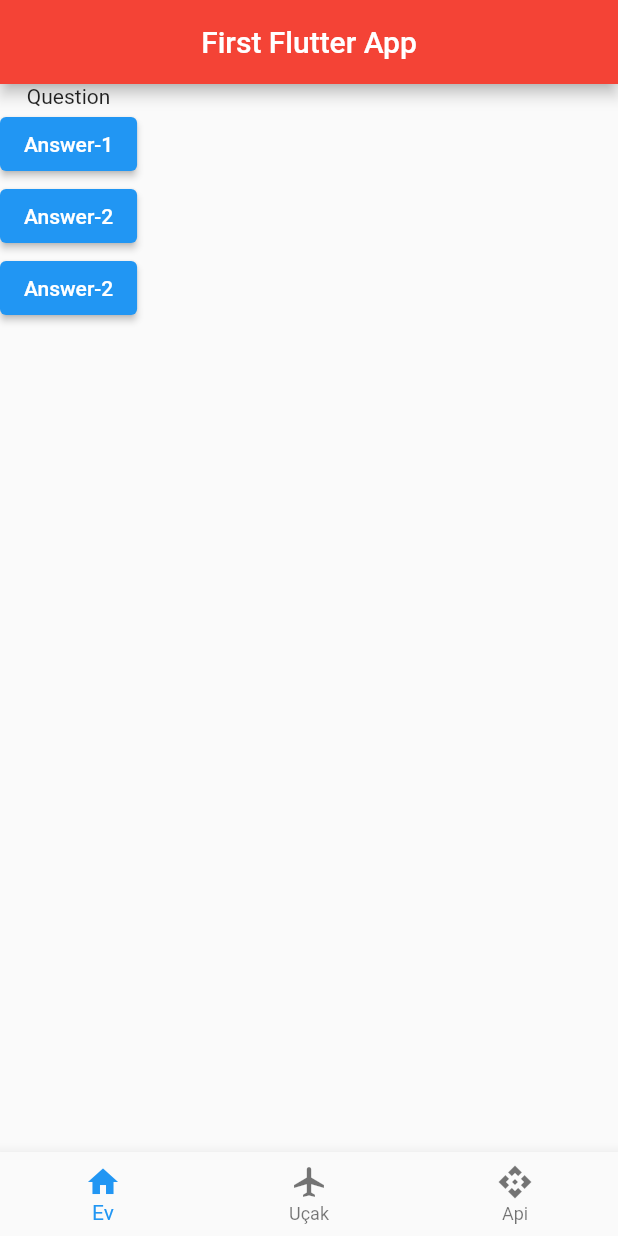
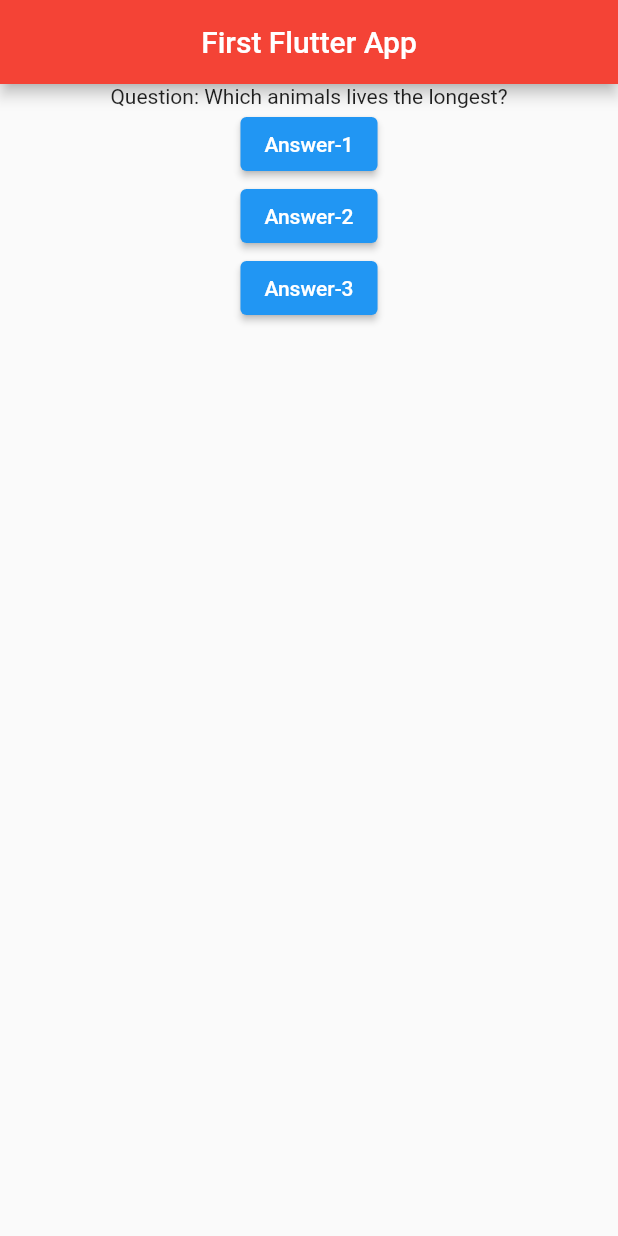
Before and after one commit to ysumut/flutter_quiz_app, a Flutter app: the screen it shows after launch, after a tap on "Answer-1", on a phone screen of 412 x 824 dp. Run offline on Flutter 3.47's test engine with Material 2 defaults, Android fonts, the phone set to English and light mode, and no system bars.

```diff
--- a/lib/main.dart
+++ b/lib/main.dart
@@ -1,8 +1,24 @@
+import 'dart:math';
+
 import 'package:flutter/material.dart';
 
 void main() => runApp(MyApp());
 
-class MyApp extends StatelessWidget {
+class MyApp extends StatefulWidget {
+  @override
+  State<StatefulWidget> createState() {
+    return MyState();
+  }
+}
+
+class MyState extends State<MyApp> {
+  var questions = [
+    'Which team has the most league cup in Turkey?',
+    'Which animals lives the longest?'
+  ];
+  var qNumber = 0;
+  var isFinish = false;
+
   @override
   Widget build(BuildContext context) {
     return MaterialApp(
@@ -11,25 +27,23 @@ class MyApp extends StatelessWidget {
 
         body: Container(
           child: Column(children: [
-            Text('Question'),
+            Center(child: Text('Question: ' + questions[qNumber])),
+
             ElevatedButton(onPressed: clickAnswer, child: Text('Answer-1'),),
             ElevatedButton(onPressed: clickAnswer, child: Text('Answer-2'),),
-            ElevatedButton(onPressed: clickAnswer, child: Text('Answer-2'),),
+            ElevatedButton(onPressed: clickAnswer, child: Text('Answer-3'),),
+
+            Visibility(child: Text('Quiz is finished'), visible: isFinish,)
           ],),
-        ),
-
-        bottomNavigationBar: BottomNavigationBar(
-          items: const <BottomNavigationBarItem> [
-            BottomNavigationBarItem(icon: Icon(Icons.home), label: 'Ev'),
-            BottomNavigationBarItem(icon: Icon(Icons.airplanemode_active), label: 'Uçak'),
-            BottomNavigationBarItem(icon: Icon(Icons.api), label: 'Api'),
-          ],
         ),
       ),
     );
   }
 
   void clickAnswer() {
-    print('Basıldı');
+    setState(() {
+      if(qNumber < questions.length - 1) qNumber++;
+      else if(qNumber == questions.length - 1) isFinish = true;
+    });
   }
 }
```
